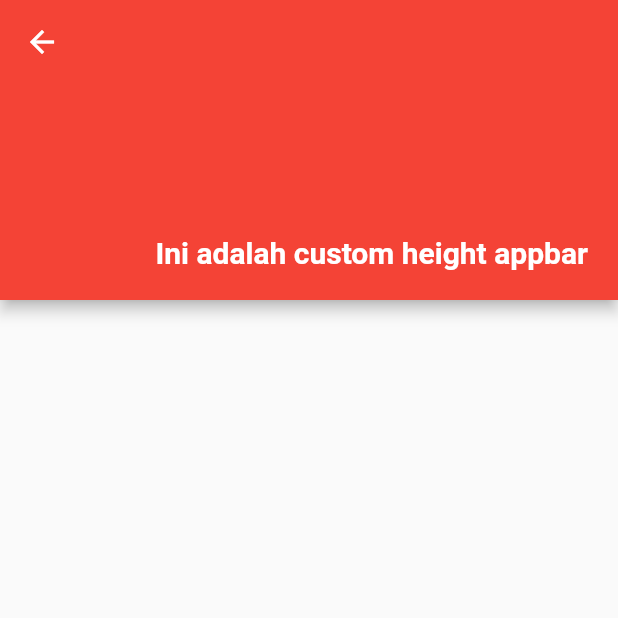
After one commit to wikugw/belajar-flutter, a Flutter app: the MainPage screen opened directly, after a tap on "GO TO CUSTOM APPBAR HEIGHT PAGE", on a phone screen of 412 x 824 dp, the top half of it. The commit adds this screen. Run offline on Flutter 3.47's test engine with Material 2 defaults, Android fonts, the phone set to English and light mode, and no system bars.

Commit message:
tambah halaman custom appbar height

```diff
--- /dev/null
+++ b/lib/customer_appbar_height.dart
@@ -0,0 +1,29 @@
+import 'package:flutter/material.dart';
+
+class CustomerAppbarHeight extends StatelessWidget {
+  @override
+  Widget build(BuildContext context) {
+    return Scaffold(
+      appBar: PreferredSize(
+        preferredSize: Size.fromHeight(200),
+        child: AppBar(
+          backgroundColor: Colors.red,
+          flexibleSpace: Align(
+            alignment: Alignment.bottomRight,
+            child: Container(
+              margin: EdgeInsets.all(20),
+              child: Text(
+                'Ini adalah custom height appbar',
+                style: TextStyle(
+                  color: Colors.white,
+                  fontWeight: FontWeight.w700,
+                  fontSize: 20
+                ),
+              ),
+            ),
+          ),
+        ),
+      ),
+    );
+  }
+}
--- a/lib/main_page.dart
+++ b/lib/main_page.dart
@@ -1,5 +1,6 @@
 import 'package:flutter/material.dart';
 import 'package:hello_world/custom_card_page.dart';
+import 'package:hello_world/customer_appbar_height.dart';
 import 'package:hello_world/hero_page.dart';
 import 'package:hello_world/inkwell_button_page.dart';
 import 'package:hello_world/media_query_page.dart';
@@ -96,6 +97,14 @@ class MainPage extends StatelessWidget {
                   }));
                 },
                 child: Text('GO TO HERO ANIMATION PAGE'),
+              ),
+              RaisedButton(
+                onPressed: (){
+                  Navigator.push(context, MaterialPageRoute(builder: (context){
+                    return CustomerAppbarHeight();
+                  }));
+                },
+                child: Text('GO TO CUSTOM APPBAR HEIGHT PAGE'),
               )
             ],
         ),
```
